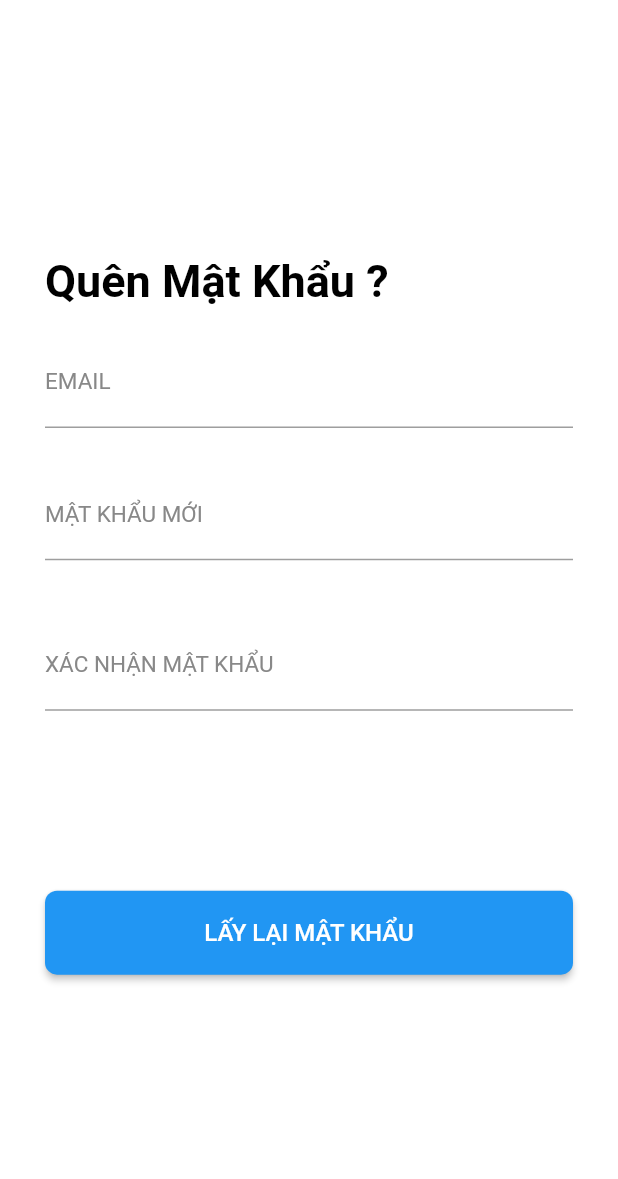
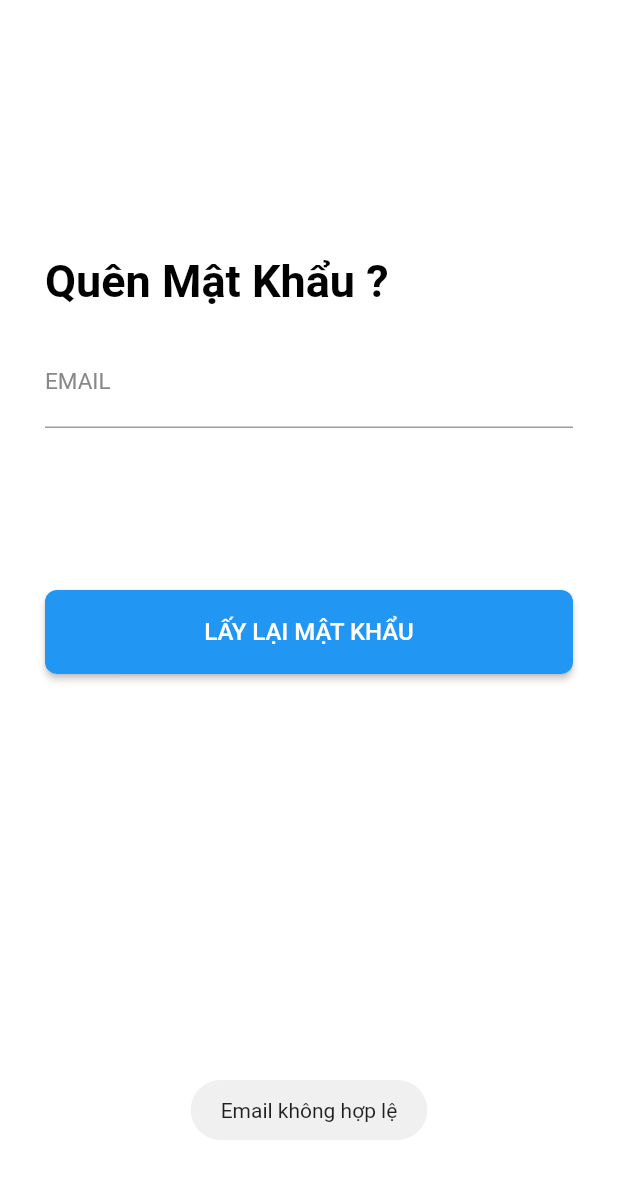
Before and after one commit to Tin542/IT_Support_PRM_SupporterApp, a Flutter app: the ForgotPasswordScreen screen opened directly, after a tap on "LẤY LẠI MẬT KHẨU", on a phone screen of 412 x 824 dp. Shown: the top 1179 px of the screen. Run offline on Flutter 3.47's test engine with Material 2 defaults, Android fonts, the phone set to English and light mode, and no system bars; our stand-ins replace firebase_auth, firebase_core, firebase_database, flutter_svg, fluttertoast, get and 2 more; missing offline and left inert: agora_rtc_engine, animated_textformfields; accounts and stored records are empty.

Commit message:
add reset password

```diff
--- a/lib/screens/auth_screen/forgot_password_screen.dart
+++ b/lib/screens/auth_screen/forgot_password_screen.dart
@@ -1,6 +1,10 @@
+import 'package:firebase_auth/firebase_auth.dart';
 import 'package:flutter/material.dart';
+import 'package:fluttertoast/fluttertoast.dart';
+import 'package:it_support/screens/auth_screen/login_screen.dart';
 
 class ForgotPasswordScreen extends StatelessWidget {
+  final TextEditingController emailTextEditingController = TextEditingController();
   @override
   Widget build(BuildContext context) {
     return Scaffold(
@@ -13,13 +17,6 @@ class ForgotPasswordScreen extends StatelessWidget {
             mainAxisAlignment: MainAxisAlignment.end,
             crossAxisAlignment: CrossAxisAlignment.start,
             children: <Widget>[
-              // Padding(
-              //   padding: const EdgeInsets.fromLTRB(0, 20, 0, 0),
-              //   child: Container(
-              //       width: 380,
-              //       height: 300,
-              //       child: Image.asset('assets/images/logo.jpg')),
-              // ),
               Padding(
                 padding: const EdgeInsets.fromLTRB(0, 170, 0, 20),
                 child: Text(
@@ -33,39 +30,13 @@ class ForgotPasswordScreen extends StatelessWidget {
               Padding(
                 padding: const EdgeInsets.fromLTRB(0, 0, 0, 28),
                 child: TextField(
+                  controller:emailTextEditingController,
                   style: TextStyle(fontSize: 18, color: Colors.black),
                   decoration: InputDecoration(
                       labelText: "EMAIL",
                       labelStyle:
                           TextStyle(color: Color(0xff888888), fontSize: 15)),
                 ),
-              ),
-              Padding(
-                padding: const EdgeInsets.fromLTRB(0, 0, 0, 40),
-                child: TextField(
-                  style: TextStyle(fontSize: 18, color: Colors.black),
-                  obscureText: true,
-                  decoration: InputDecoration(
-                      labelText: "MẬT KHẨU MỚI",
-                      labelStyle:
-                          TextStyle(color: Color(0xff888888), fontSize: 15)),
-                ),
-              ),
-              Stack(
-                alignment: AlignmentDirectional.centerEnd,
-                children: <Widget>[
-                  Padding(
-                    padding: const EdgeInsets.fromLTRB(0, 0, 0, 40),
-                    child: TextField(
-                      style: TextStyle(fontSize: 18, color: Colors.black),
-                      obscureText: true,
-                      decoration: InputDecoration(
-                          labelText: "XÁC NHẬN MẬT KHẨU",
-                          labelStyle: TextStyle(
-                              color: Color(0xff888888), fontSize: 15)),
-                    ),
-                  ),
-                ],
               ),
               Padding(
                 padding: const EdgeInsets.fromLTRB(0, 80, 0, 0),
@@ -76,7 +47,16 @@ class ForgotPasswordScreen extends StatelessWidget {
                     color: Colors.blue,
                     shape: RoundedRectangleBorder(
                         borderRadius: BorderRadius.all(Radius.circular(8))),
-                    onPressed: onSignInClicked,
+                    onPressed: () {
+                      if (!emailTextEditingController.text.contains("@")) {
+                        displayToastMessage("Email không hợp lệ", context);
+                      } else if (emailTextEditingController.text.isEmpty) {
+                        displayToastMessage(
+                            "Vui lòng nhập email.", context);
+                      } else {
+                        resetPassWord(context);
+                      }
+                    },
                     child: Text(
                       "LẤY LẠI MẬT KHẨU",
                       style: TextStyle(color: Colors.white, fontSize: 16),
@@ -91,5 +71,17 @@ class ForgotPasswordScreen extends StatelessWidget {
     );
   }
 
-  void onSignInClicked() {}
+  final FirebaseAuth _firebaseAuth =
+      FirebaseAuth.instance;
+
+  void resetPassWord(BuildContext context) async {
+    _firebaseAuth.sendPasswordResetEmail(email: emailTextEditingController.text);
+    displayToastMessage("Mail để lấy lại mật khẩu đã được gửi.", context);
+    Navigator.push(context,
+        MaterialPageRoute(builder: (context) => LoginScreen()));
+  }
+
+  displayToastMessage(String message, BuildContext context) {
+    Fluttertoast.showToast(msg: message);
+  }
 }
```
